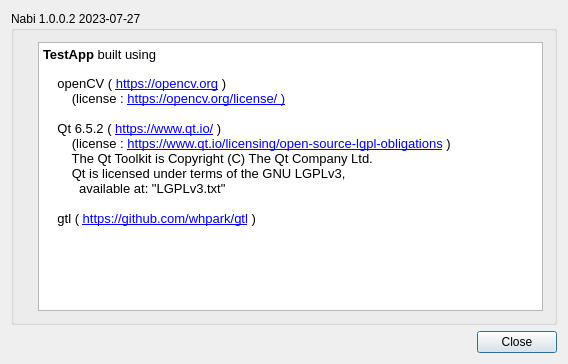
Before: the Qt Designer form AboutDlg.ui in whpark/QtWidgetsApplicationGTL, drawn with Qt 5.
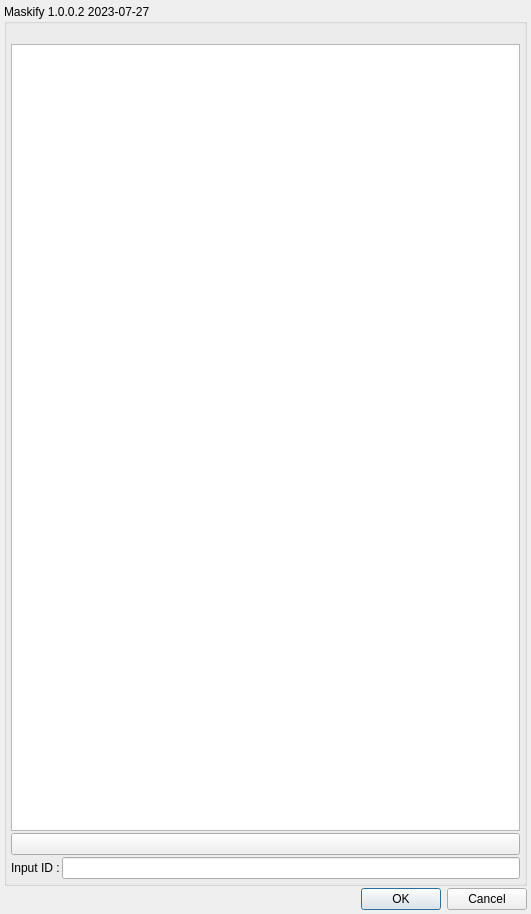
After: the same form once the commit is applied. Icons and pictures are not drawn.

What changed in the file:
```diff
--- a/AboutDlg.ui
+++ b/AboutDlg.ui
@@ -6,8 +6,8 @@
    <rect>
     <x>0</x>
     <y>0</y>
-    <width>568</width>
-    <height>364</height>
+    <width>531</width>
+    <height>914</height>
    </rect>
   </property>
   <property name="windowTitle">
@@ -17,16 +17,16 @@
    <item>
     <widget class="QGroupBox" name="groupBoxNabi">
      <property name="title">
-      <string>Nabi 1.0.0.2 2023-07-27</string>
+      <string>Maskify 1.0.0.2 2023-07-27</string>
      </property>
-     <layout class="QHBoxLayout" name="horizontalLayout">
-      <item alignment="Qt::AlignTop">
+     <layout class="QVBoxLayout" name="verticalLayout_2">
+      <item alignment="Qt::AlignmentFlag::AlignHCenter">
        <widget class="QLabel" name="label">
-        <property name="maximumSize">
-         <size>
-          <width>64</width>
-          <height>64</height>
-         </size>
+        <property name="sizePolicy">
+         <sizepolicy hsizetype="Fixed" vsizetype="Fixed">
+          <horstretch>0</horstretch>
+          <verstretch>0</verstretch>
+         </sizepolicy>
         </property>
         <property name="text">
          <string notr="true"/>
@@ -38,7 +38,7 @@
          <bool>true</bool>
         </property>
         <property name="alignment">
-         <set>Qt::AlignRight|Qt::AlignTrailing|Qt::AlignVCenter</set>
+         <set>Qt::AlignmentFlag::AlignCenter</set>
         </property>
        </widget>
       </item>
@@ -54,26 +54,45 @@
 hr { height: 1px; border-width: 0; }
 li.unchecked::marker { content: &quot;\2610&quot;; }
 li.checked::marker { content: &quot;\2612&quot;; }
-&lt;/style&gt;&lt;/head&gt;&lt;body style=&quot; font-family:'Segoe UI'; font-size:9pt; font-weight:400; font-style:normal;&quot;&gt;
-&lt;p style=&quot; margin-top:0px; margin-bottom:0px; margin-left:0px; margin-right:0px; -qt-block-indent:0; text-indent:0px;&quot;&gt;&lt;span style=&quot; font-size:10pt; font-weight:700;&quot;&gt;TestApp &lt;/span&gt;&lt;span style=&quot; font-size:10pt;&quot;&gt;built using&lt;/span&gt;&lt;/p&gt;
-&lt;p style=&quot;-qt-paragraph-type:empty; margin-top:0px; margin-bottom:0px; margin-left:0px; margin-right:0px; -qt-block-indent:0; text-indent:0px;&quot;&gt;&lt;br /&gt;&lt;/p&gt;
-&lt;p style=&quot; margin-top:0px; margin-bottom:0px; margin-left:0px; margin-right:0px; -qt-block-indent:0; text-indent:0px;&quot;&gt;&lt;span style=&quot; font-size:10pt;&quot;&gt;    openCV ( &lt;/span&gt;&lt;a href=&quot;https://opencv.org&quot;&gt;&lt;span style=&quot; font-size:10pt; text-decoration: underline; color:#0000ff;&quot;&gt;https://opencv.org&lt;/span&gt;&lt;/a&gt;&lt;span style=&quot; font-size:10pt;&quot;&gt; )&lt;/span&gt;&lt;/p&gt;
-&lt;p style=&quot; margin-top:0px; margin-bottom:0px; margin-left:0px; margin-right:0px; -qt-block-indent:0; text-indent:0px;&quot;&gt;&lt;span style=&quot; font-size:10pt;&quot;&gt;        (license : &lt;/span&gt;&lt;a href=&quot;https://opencv.org/license/&quot;&gt;&lt;span style=&quot; font-size:10pt; text-decoration: underline; color:#0000ff;&quot;&gt;https://opencv.org/license/ )&lt;/span&gt;&lt;/a&gt;&lt;/p&gt;
-&lt;p style=&quot;-qt-paragraph-type:empty; margin-top:0px; margin-bottom:0px; margin-left:0px; margin-right:0px; -qt-block-indent:0; text-indent:0px; font-size:10pt; text-decoration: underline; color:#0000ff;&quot;&gt;&lt;br /&gt;&lt;/p&gt;
-&lt;p style=&quot; margin-top:0px; margin-bottom:0px; margin-left:0px; margin-right:0px; -qt-block-indent:0; text-indent:0px;&quot;&gt;&lt;span style=&quot; font-size:10pt;&quot;&gt;    Qt 6.5.2 ( &lt;/span&gt;&lt;a href=&quot;https://www.qt.io/&quot;&gt;&lt;span style=&quot; font-size:10pt; text-decoration: underline; color:#0000ff;&quot;&gt;https://www.qt.io/&lt;/span&gt;&lt;/a&gt;&lt;span style=&quot; font-size:10pt;&quot;&gt; )&lt;/span&gt;&lt;/p&gt;
-&lt;p style=&quot; margin-top:0px; margin-bottom:0px; margin-left:0px; margin-right:0px; -qt-block-indent:0; text-indent:0px;&quot;&gt;&lt;span style=&quot; font-size:10pt;&quot;&gt;        (license : &lt;/span&gt;&lt;a href=&quot;https://www.qt.io/licensing/open-source-lgpl-obligations&quot;&gt;&lt;span style=&quot; font-size:10pt; text-decoration: underline; color:#0000ff;&quot;&gt;https://www.qt.io/licensing/open-source-lgpl-obligations&lt;/span&gt;&lt;/a&gt;&lt;span style=&quot; font-size:10pt;&quot;&gt; )&lt;/span&gt;&lt;/p&gt;
-&lt;p style=&quot; margin-top:0px; margin-bottom:0px; margin-left:0px; margin-right:0px; -qt-block-indent:0; text-indent:0px;&quot;&gt;&lt;span style=&quot; font-size:10pt;&quot;&gt;        The Qt Toolkit is Copyright (C) The Qt Company Ltd.&lt;/span&gt;&lt;/p&gt;
-&lt;p style=&quot; margin-top:0px; margin-bottom:0px; margin-left:0px; margin-right:0px; -qt-block-indent:0; text-indent:0px;&quot;&gt;&lt;span style=&quot; font-size:10pt;&quot;&gt;        Qt is licensed under terms of the GNU LGPLv3,&lt;/span&gt;&lt;/p&gt;
-&lt;p style=&quot; margin-top:0px; margin-bottom:0px; margin-left:0px; margin-right:0px; -qt-block-indent:0; text-indent:0px;&quot;&gt;&lt;span style=&quot; font-size:10pt;&quot;&gt;          available at: &amp;quot;LGPLv3.txt&amp;quot;&lt;/span&gt;&lt;/p&gt;
-&lt;p style=&quot;-qt-paragraph-type:empty; margin-top:0px; margin-bottom:0px; margin-left:0px; margin-right:0px; -qt-block-indent:0; text-indent:0px; font-size:10pt;&quot;&gt;&lt;br /&gt;&lt;/p&gt;
-&lt;p style=&quot; margin-top:0px; margin-bottom:0px; margin-left:0px; margin-right:0px; -qt-block-indent:0; text-indent:0px;&quot;&gt;&lt;span style=&quot; font-size:10pt;&quot;&gt;    gtl ( &lt;/span&gt;&lt;a href=&quot;https://github.com/whpark/gtl&quot;&gt;&lt;span style=&quot; font-size:10pt; text-decoration: underline; color:#0000ff;&quot;&gt;https://github.com/whpark/gtl&lt;/span&gt;&lt;/a&gt;&lt;span style=&quot; font-size:10pt;&quot;&gt; )&lt;/span&gt;&lt;/p&gt;
-&lt;p style=&quot;-qt-paragraph-type:empty; margin-top:0px; margin-bottom:0px; margin-left:0px; margin-right:0px; -qt-block-indent:0; text-indent:0px; font-size:10pt;&quot;&gt;&lt;br /&gt;&lt;/p&gt;&lt;/body&gt;&lt;/html&gt;</string>
+&lt;/style&gt;&lt;/head&gt;&lt;body style=&quot; font-family:'Segoe UI'; font-size:10pt; font-weight:400; font-style:normal;&quot;&gt;
+&lt;p style=&quot;-qt-paragraph-type:empty; margin-top:0px; margin-bottom:0px; margin-left:0px; margin-right:0px; -qt-block-indent:0; text-indent:0px;&quot;&gt;&lt;br /&gt;&lt;/p&gt;&lt;/body&gt;&lt;/html&gt;</string>
         </property>
         <property name="textInteractionFlags">
          <set>Qt::TextSelectableByMouse</set>
         </property>
        </widget>
       </item>
+      <item>
+       <widget class="QPushButton" name="pushButton">
+        <property name="text">
+         <string/>
+        </property>
+        <property name="icon">
+         <iconset resource="resource.qrc">
+          <normaloff>:/image/res/ci.bmp</normaloff>:/image/res/ci.bmp</iconset>
+        </property>
+        <property name="iconSize">
+         <size>
+          <width>121</width>
+          <height>40</height>
+         </size>
+        </property>
+       </widget>
+      </item>
+      <item>
+       <layout class="QHBoxLayout" name="horizontalLayout">
+        <item>
+         <widget class="QLabel" name="label_2">
+          <property name="text">
+           <string>Input ID :</string>
+          </property>
+         </widget>
+        </item>
+        <item>
+         <widget class="QLineEdit" name="txtID"/>
+        </item>
+       </layout>
+      </item>
      </layout>
     </widget>
    </item>
@@ -83,13 +102,13 @@
       <enum>Qt::Horizontal</enum>
      </property>
      <property name="standardButtons">
-      <set>QDialogButtonBox::Close</set>
+      <set>QDialogButtonBox::StandardButton::Cancel|QDialogButtonBox::StandardButton::Ok</set>
      </property>
     </widget>
    </item>
   </layout>
  </widget>
- <layoutdefault spacing="6" margin="11"/>
+ <layoutdefault spacing="2" margin="4"/>
  <resources>
   <include location="resource.qrc"/>
  </resources>
```
Left out of the diff: 6 changed lines with no effect on the pictures.
